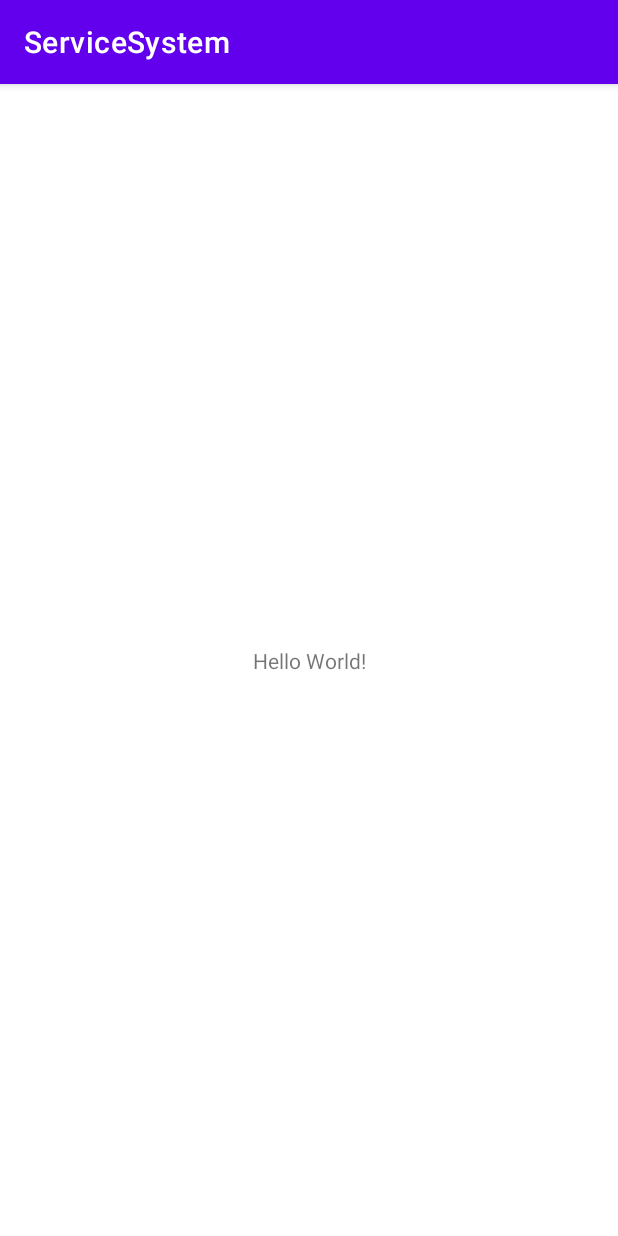
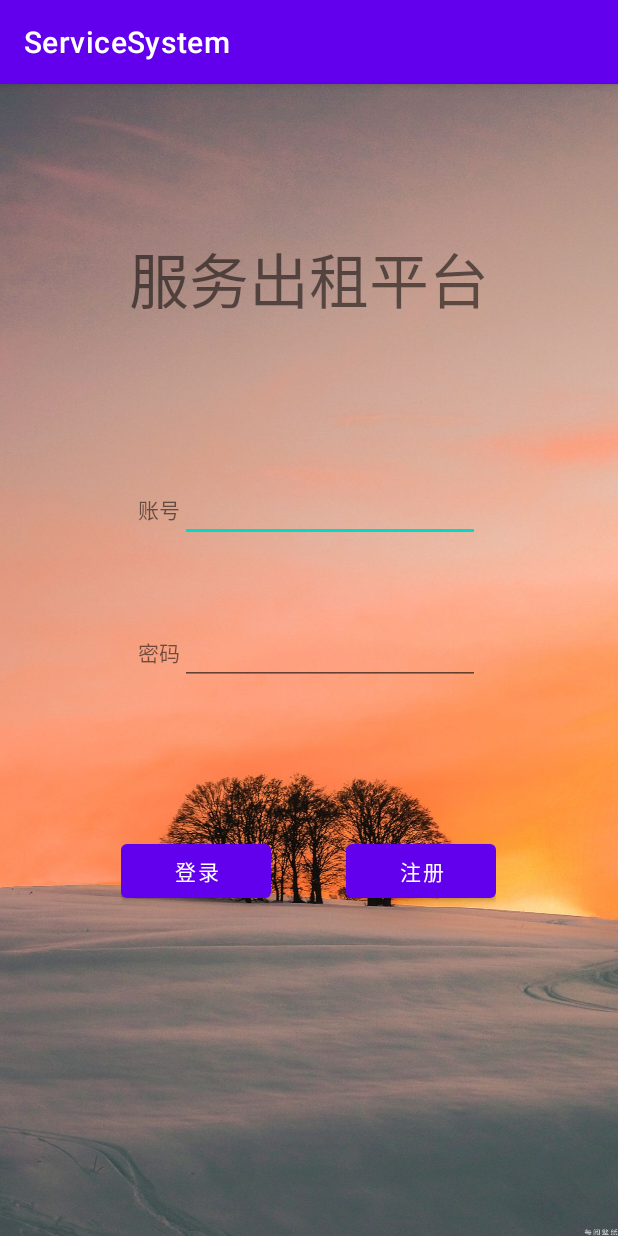
Before and after one commit to Chan-J18/Chan-J18, an Android app: the screen it shows after launch (MainActivity), on a phone screen of 412 x 824 dp. Run offline under Robolectric (Android 15) with nearby library versions, the phone set to English and light mode, and no system bars.

Commit message:
second-commit 登录功能、ddd代码分层架构实现

```diff
--- /dev/null
+++ b/app/src/main/java/com/example/servicesystem/interfaces/MainActivity.java
@@ -0,0 +1,41 @@
+package com.example.servicesystem.interfaces;
+
+import androidx.appcompat.app.AppCompatActivity;
+
+import android.content.Intent;
+import android.os.Bundle;
+import android.view.View;
+import android.widget.Button;
+
+import com.example.servicesystem.R;
+
+import user.interfaces.UserActivity;
+
+
+public class MainActivity extends AppCompatActivity implements View.OnClickListener{
+
+    private Button btnLogin,btnRegister;
+    @Override
+    protected void onCreate(Bundle savedInstanceState) {
+        super.onCreate(savedInstanceState);
+        setContentView(R.layout.activity_main);
+
+        btnLogin = findViewById(R.id.main_btn_login);
+        btnRegister = findViewById(R.id.main_btn_register);
+        btnLogin.setOnClickListener(this);
+    }
+
+    @Override
+    public void onClick(View view) {
+
+        switch (view.getId())
+        {
+            case R.id.main_btn_login:
+                Intent intent = new Intent(MainActivity.this, UserActivity.class);
+                startActivity(intent);
+                break;
+            case R.id.main_btn_register:
+                break;
+        }
+    }
+}
--- a/app/src/main/res/layout/activity_main.xml
+++ b/app/src/main/res/layout/activity_main.xml
@@ -1,18 +1,63 @@
 <?xml version="1.0" encoding="utf-8"?>
-<androidx.constraintlayout.widget.ConstraintLayout xmlns:android="http://schemas.android.com/apk/res/android"
+<LinearLayout xmlns:android="http://schemas.android.com/apk/res/android"
     xmlns:app="http://schemas.android.com/apk/res-auto"
     xmlns:tools="http://schemas.android.com/tools"
+    android:background="@drawable/ic_login2"
     android:layout_width="match_parent"
     android:layout_height="match_parent"
-    tools:context=".MainActivity">
+    android:orientation="vertical"
+    android:gravity="center_horizontal"
+    tools:context=".interfaces.MainActivity">
 
     <TextView
+        android:layout_marginTop="100dp"
+        android:text="服务出租平台"
+        android:textSize="40dp"
         android:layout_width="wrap_content"
-        android:layout_height="wrap_content"
-        android:text="Hello World!"
-        app:layout_constraintBottom_toBottomOf="parent"
-        app:layout_constraintLeft_toLeftOf="parent"
-        app:layout_constraintRight_toRightOf="parent"
-        app:layout_constraintTop_toTopOf="parent" />
+        android:layout_height="wrap_content">
+    </TextView>
 
-</androidx.constraintlayout.widget.ConstraintLayout>
+    <LinearLayout
+        android:layout_marginTop="100dp"
+        style="@style/liner_horizontal">
+        <TextView
+            android:text="账号"
+            android:layout_width="wrap_content"
+            android:layout_height="wrap_content">
+        </TextView>
+        <EditText style="@style/liner_edt">
+        </EditText>
+     </LinearLayout>
+
+    <LinearLayout
+        android:layout_marginTop="50dp"
+        style="@style/liner_horizontal">
+        <TextView
+            android:text="密码"
+            android:layout_width="wrap_content"
+            android:layout_height="wrap_content">
+        </TextView>
+        <EditText
+            style="@style/liner_edt">
+        </EditText>
+    </LinearLayout>
+
+
+    <LinearLayout
+        android:layout_marginTop="100dp"
+        style="@style/liner_horizontal">
+        <Button
+            android:id="@+id/main_btn_login"
+            android:text="登录"
+            style="@style/liner_btn">
+        </Button>
+
+        <Button
+            android:id="@+id/main_btn_register"
+            android:layout_marginLeft="50dp"
+            android:text="注册"
+            style="@style/liner_btn">
+        </Button>
+    </LinearLayout>
+
+</LinearLayout>
--- /dev/null
+++ b/app/src/main/res/values/styles.xml
@@ -0,0 +1,19 @@
+<?xml version="1.0" encoding="utf-8"?>
+<resources>
+
+    <style name="liner_horizontal">
+        <item name="android:orientation">horizontal</item>
+        <item name="android:layout_width">wrap_content</item>
+        <item name="android:layout_height">wrap_content</item>
+    </style>
+
+    <style name="liner_edt">
+        <item name="android:layout_width">200dp</item>
+        <item name="android:layout_height">wrap_content</item>
+    </style>
+
+    <style name="liner_btn">
+        <item name="android:layout_width">100dp</item>
+        <item name="android:layout_height">wrap_content</item>
+    </style>
+</resources>
--- a/build.gradle
+++ b/build.gradle
@@ -4,6 +4,7 @@ plugins {
     id 'com.android.library' version '7.1.3' apply false
 }
 
+
 task clean(type: Delete) {
     delete rootProject.buildDir
 }
```
Also changed, not shown: app/src/main/AndroidManifest.xml (+7 -4 lines), app/src/main/java/user/interfaces/UserActivity.java (added, +16 -0 lines), app/src/main/res/layout/activity_main2.xml (added, +9 -0 lines), app/src/main/res/layout/activity_user.xml (added, +9 -0 lines), app/src/main/res/layout/activity_user2.xml (added, +9 -0 lines), app/src/main/res/layout/activity_user3.xml (added, +10 -0 lines), app/src/main/res/layout/activity_user4.xml (added, +9 -0 lines), app/src/main/res/drawable-v24/ic_login1.jpeg (added), app/src/main/res/drawable-v24/ic_login2.jpg (added), app/src/main/res/drawable-v24/ic_login3.jpg (added), app/src/main/res/drawable-v24/ic_login4.jpg (added).
